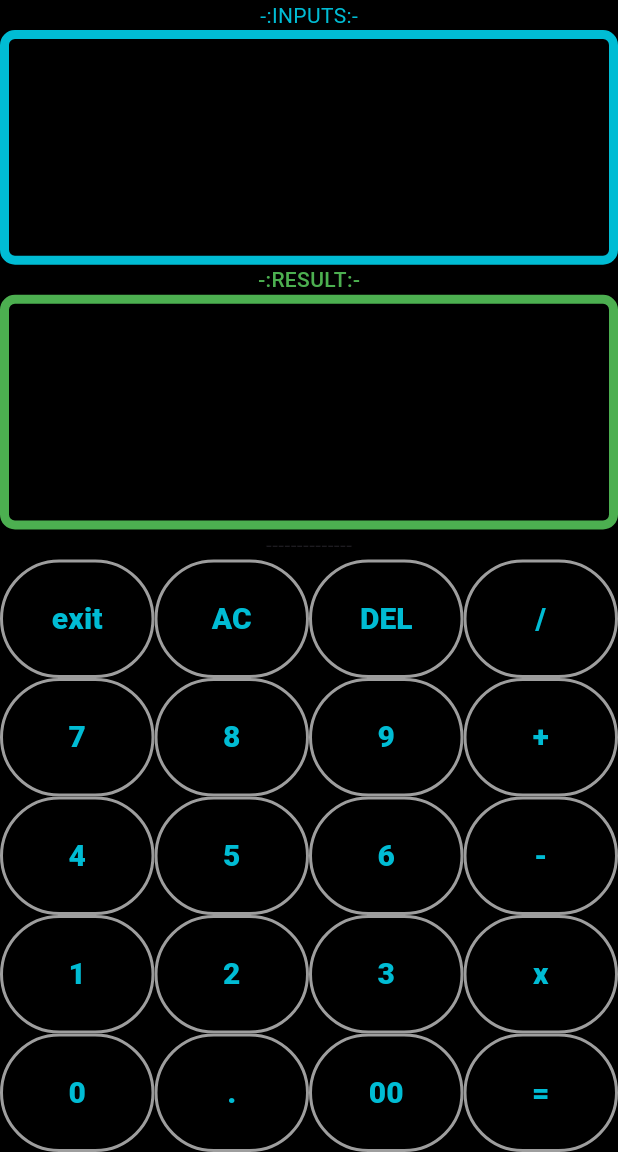
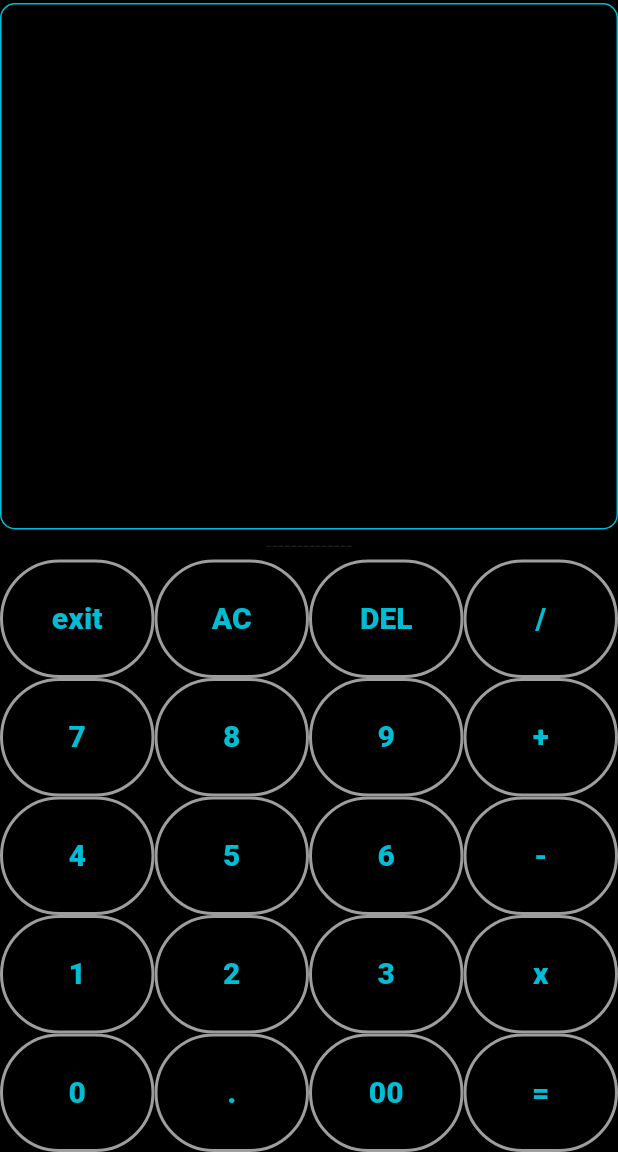
Before and after one commit to Prashant1125/Calculator, a Flutter app: the screen it shows after launch, on a phone screen of 412 x 824 dp, the part 84-1236 px from its top. Run offline on Flutter 3.47's test engine with Material 3 defaults, Android fonts, the phone set to English and light mode, and no system bars; our stand-ins replace math_expressions.

Commit message:
all done

```diff
--- a/lib/main.dart
+++ b/lib/main.dart
@@ -87,50 +87,66 @@ class _HomePageState extends State<HomePage> {
       body: Column(
         mainAxisAlignment: MainAxisAlignment.end,
         children: <Widget>[
-          const Text(
-            "-:INPUTS:-",
-            style: TextStyle(color: Colors.cyan),
-          ),
           Expanded(
+            child: Padding(
+              padding: const EdgeInsets.only(top: 2),
               child: Container(
                 decoration: BoxDecoration(
-                border: Border.all(width: 6, color: Colors.cyan),
+                  border: Border.all(width: 1, color: Colors.cyan),
                   borderRadius: BorderRadius.circular(10),
                 ),
                 padding: const EdgeInsets.all(10.0),
                 alignment: Alignment.bottomRight,
+                child: Column(
+                  mainAxisAlignment: MainAxisAlignment.end,
+                  crossAxisAlignment: CrossAxisAlignment.end,
+                  children: [
+                    Expanded(
                       child: Text(
-                input,
+                        output,
                         style: const TextStyle(
-                  fontSize: 50.0,
+                          fontSize: 40,
                           color: Colors.green,
                         ),
                       ),
                     ),
-          ),
-          const Text(
-            "-:RESULT:-",
-            style: TextStyle(
-              color: Colors.green,
-              fontWeight: FontWeight.w500,
+                    Expanded(
+                      child: Text(
+                        input,
+                        style: const TextStyle(
+                          fontSize: 25.0,
+                          color: Colors.cyan,
                         ),
                       ),
-          Expanded(
-            child: Container(
-              decoration: BoxDecoration(
-                  border: Border.all(width: 6, color: Colors.green),
-                  borderRadius: BorderRadius.circular(10.0)),
-              padding: const EdgeInsets.all(10.0),
-              alignment: Alignment.bottomRight,
-              child: Text(
-                output,
-                style: const TextStyle(
-                  fontSize: 70.0,
-                  color: Colors.green,
+                    ),
+                  ],
                 ),
               ),
             ),
           ),
+          // const Text(
+          //   "-:RESULT:-",
+          //   style: TextStyle(
+          //     color: Colors.green,
+          //     fontWeight: FontWeight.w500,
+          //   ),
+          // ),
+          // Expanded(
+          //   child: Container(
+          //     decoration: BoxDecoration(
+          //         border: Border.all(width: 1, color: Colors.green),
+          //         borderRadius: BorderRadius.circular(10.0)),
+          //     padding: const EdgeInsets.all(10.0),
+          //     alignment: Alignment.bottomRight,
+          //     child: Text(
+          //       output,
+          //       style: const TextStyle(
+          //         fontSize: 70.0,
+          //         color: Colors.green,
+          //       ),
+          //     ),
+          //   ),
+          // ),
           const Text("--------------"),
           Row(
             children: <Widget>[
--- a/lib/splash.dart
+++ b/lib/splash.dart
@@ -49,11 +49,9 @@ class _SplashState extends State<Splash> {
           const Text(
             "Do \nYour Calculations",
             textAlign: TextAlign.center,
-
             style: TextStyle(
                 color: Color.fromARGB(255, 2, 77, 4),
                 fontFamily: "times new roman",
-
                 fontSize: 30,
                 fontWeight: FontWeight.bold),
           ),
```
Also changed, not shown: pubspec.lock, 1 other file. Lines whose indentation alone changed are shown as unchanged.
